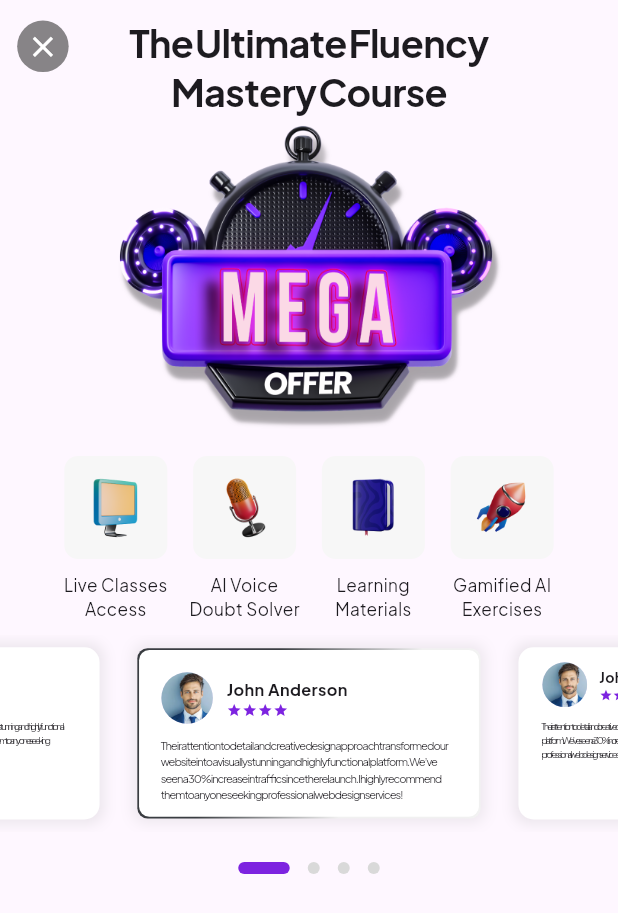
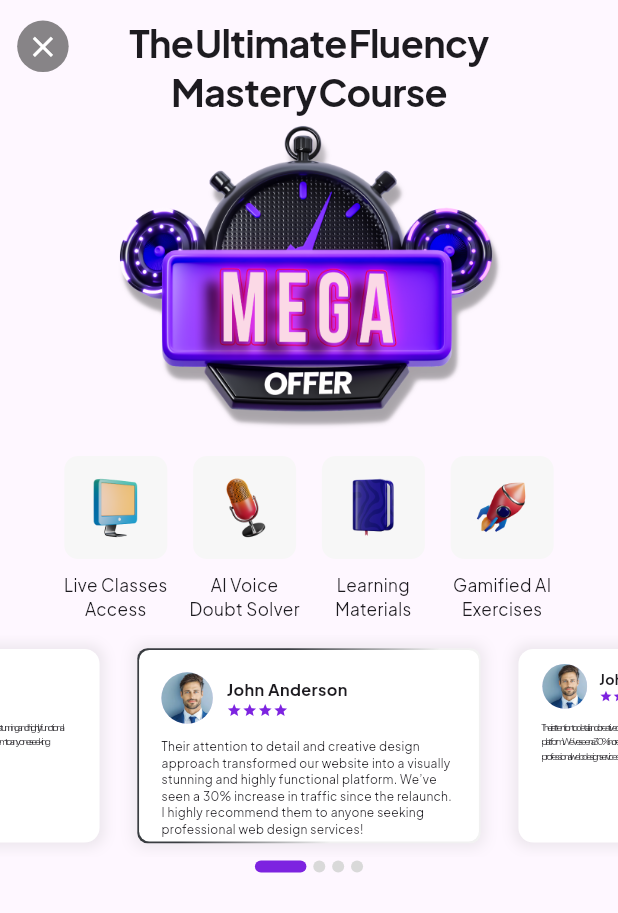
Before and after one commit to jonathanjohn47/ostello, a Flutter app: the screen it shows after launch, on a phone screen of 412 x 824 dp. Shown: the top 913 px of the screen. Run offline on Flutter 3.47's test engine with Material 3 defaults, Android fonts, the phone set to English and light mode, and no system bars; drawn by our look-alikes of carousel_slider, custom_rating_bar, dots_indicator; our stand-ins replace flutter_screenutil, get, google_fonts; missing offline and left inert: pixel_perfect.

Commit message:
Spacing issues fixed

```diff
--- a/lib/features/paywall/ui/paywall_2_screen.dart
+++ b/lib/features/paywall/ui/paywall_2_screen.dart
@@ -141,11 +141,11 @@ class Paywall2Screen extends StatelessWidget {
             ],
             options: CarouselOptions(
                 viewportFraction: 0.6,
-                height: 0.16.sh,
+                height: 0.18.sh,
                 enlargeCenterPage: true, onPageChanged: (value, reason) {
               getController.currentCarouselIndex.value = value.toDouble();
             }),),
-          SizedBox(height: 12.sp),
+          SizedBox(height: 2.sp),
           Obx(
                   () {
                 return DotsIndicator(
@@ -160,6 +160,7 @@ class Paywall2Screen extends StatelessWidget {
                     activeColor: AppColors.purpleColor,
                     activeSize: Size(30.0.sp, 7.0.sp),
                     size: Size(7.0.sp, 7.0.sp),
+                    spacing: EdgeInsets.symmetric(horizontal: 2.0.sp),
                     activeShape: RoundedRectangleBorder(
                         borderRadius: BorderRadius.circular(5.0)),
                   ),
@@ -249,7 +250,7 @@ Widget carouselItem(String image, String name, String description,
           ],),
           SizedBox(height: 8.sp),
           Text(description,
-            style: TextStyle(fontSize: 6.5.sp, letterSpacing: -0.7, wordSpacing: -0.5),)
+            style: TextStyle(fontSize: 7.sp, letterSpacing: 0.2, wordSpacing: 0.2),)
         ],),
       ),),
   ): Container(
```
